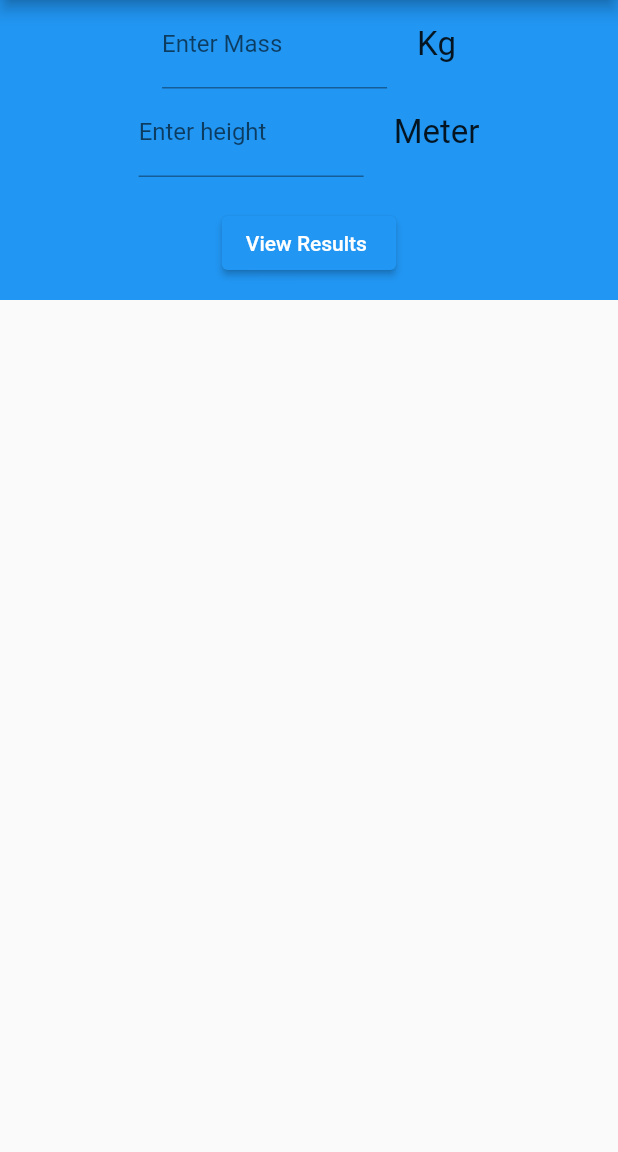
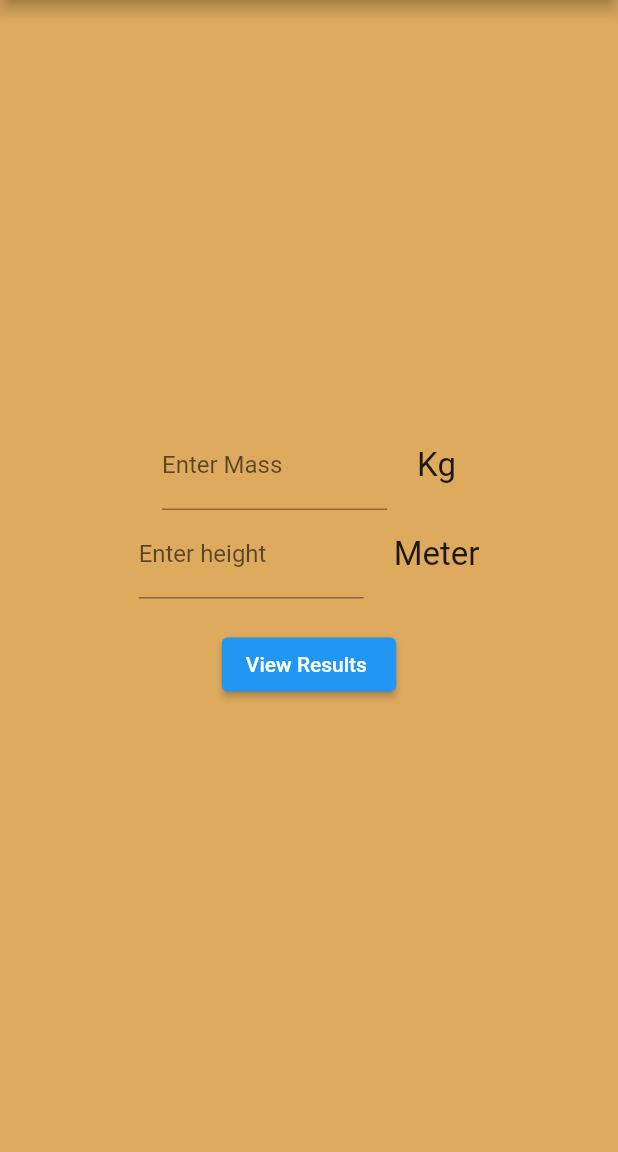
Before and after one commit to HastagKc/Flutter_projects, a Flutter app: the screen it shows after launch, on a phone screen of 412 x 824 dp, the part 84-1236 px from its top. Run offline on Flutter 3.47's test engine with Material 2 defaults, Android fonts, the phone set to English and light mode, and no system bars; our stand-ins replace get, google_fonts.

Commit message:
bmi Calculator Complete

```diff
--- a/bmi_calculator/lib/homepage.dart
+++ b/bmi_calculator/lib/homepage.dart
@@ -1,4 +1,5 @@
 import 'package:flutter/material.dart';
+import 'package:flutter/rendering.dart';
 
 class HomePage extends StatefulWidget {
   const HomePage({super.key});
@@ -11,17 +12,61 @@ class _HomePageState extends State<HomePage> {
   // creating variable
   TextEditingController _massController = TextEditingController();
   TextEditingController _heightController = TextEditingController();
+
+  // creating bool variable
+  bool isVisiable = false;
+
+  String messageValue = '';
+  double result = 0.0;
+
+  @override
+  void dispose() {
+    super.dispose();
+    _massController.dispose();
+    _heightController.dispose();
+  }
+
+  // creating function which calculate BMI
+  void updateMessage(double mass, double height) {
+    mass = double.parse(_massController.text.trim());
+    height = double.parse(_heightController.text.trim());
+
+    if (mass != null && height != null) {
+      result = mass / (height * height);
+
+      if (result < 18.25) {
+        messageValue = 'Under Weight';
+      } else if (result > 18.5 || result < 24.9) {
+        messageValue = 'Normal';
+      } else if (result >= 25 && result <= 29.9) {
+        messageValue = 'Over Weight';
+      } else if (result >= 30 && result <= 39.9) {
+        messageValue = 'Obesity';
+      } else {
+        messageValue = 'Extreme Obesity';
+      }
+
+      _massController.clear();
+      _heightController.clear();
+      result.toStringAsFixed(2);
+      isVisiable = true;
+    }
+  }
+
   @override
   Widget build(BuildContext context) {
     return Scaffold(
       appBar: AppBar(
         title: const Text('BMI Calculator '),
       ),
-      body: Container(
-        height: 200,
-        color: Colors.blue,
+      body: Center(
+        child: Container(
+          height: double.infinity,
+          color: const Color.fromARGB(255, 221, 170, 94),
+          // color: Colors.blue,
           child: Column(
             crossAxisAlignment: CrossAxisAlignment.center,
+            mainAxisAlignment: MainAxisAlignment.center,
             children: [
               Row(
                 mainAxisAlignment: MainAxisAlignment.center,
@@ -65,8 +110,35 @@ class _HomePageState extends State<HomePage> {
                 height: 20,
               ),
               ElevatedButton(
-                onPressed: () {}, child: const Text('View Results ')),
+                onPressed: () {
+                  setState(() {
+                    updateMessage(
+                      double.parse(_massController.text.trim()),
+                      double.parse(_heightController.text.trim()),
+                    );
+                  });
+                },
+                child: const Text('View Results '),
+              ),
+              const SizedBox(height: 20),
+              isVisiable
+                  ? Column(
+                      children: [
+                        Text(
+                          'Your BMI score is: ${result.toStringAsFixed(3)}',
+                          style: const TextStyle(fontSize: 25.0),
+                        ),
+                        Text(
+                          'BMI Report: $messageValue',
+                          style: const TextStyle(
+                            fontSize: 16.0,
+                          ),
+                        ),
                       ],
+                    )
+                  : Container(),
+            ],
+          ),
         ),
       ),
     );
```
Lines whose indentation alone changed are shown as unchanged.
